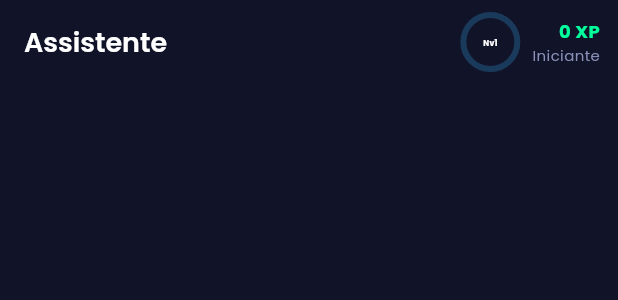
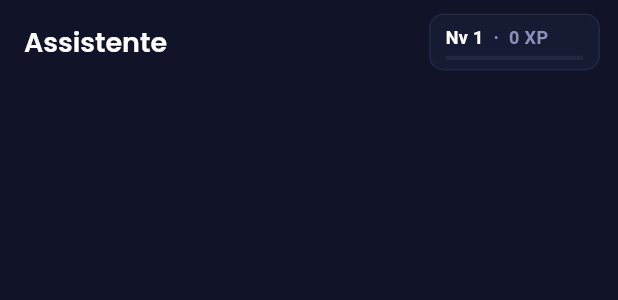
Before and after one commit to omateusborba/Level30-Flutter, a Flutter app: the Level30AppBar widget shown alone on an empty page, opened directly, on a phone screen of 412 x 824 dp. Shown: the top 300 px of the screen. Run offline on Flutter 3.47's test engine with Material 3 defaults, Android fonts, the phone set to English and light mode, and no system bars; our stand-ins replace flutter_animate, flutter_local_notifications, flutter_map, flutter_secure_storage, geolocator, google_fonts and 6 more; accounts and stored records are empty; network calls fail; statements that could not run were skipped.

Commit message:
design(flutter): header — LevelChip no lugar do anel minúsculo, sem botão de voltar
Level30AppBar: automaticallyImplyLeading false (Home é raiz). O anel de 40px que
não comportava "Nv1" vira um chip "Nv 1 · 10 XP" com barra de progresso de 3px.

Co-Authored-By: Claude Sonnet 5 <noreply@anthropic.com>

```diff
--- a/lib/presentation/widgets/level30_app_bar.dart
+++ b/lib/presentation/widgets/level30_app_bar.dart
@@ -1,9 +1,7 @@
 import 'package:flutter/material.dart';
 import 'package:google_fonts/google_fonts.dart';
-import 'package:provider/provider.dart';
 import '../../core/constants/app_colors.dart';
-import '../../domain/provider/user_provider.dart';
-import 'xp_progress_ring.dart';
+import 'level_chip.dart';
 
 class Level30AppBar extends StatelessWidget implements PreferredSizeWidget {
   final String title;
@@ -18,7 +16,10 @@ class Level30AppBar extends StatelessWidget implements PreferredSizeWidget {
   Widget build(BuildContext context) {
     return AppBar(
       backgroundColor: AppColors.surface,
+      surfaceTintColor: Colors.transparent,
       elevation: 0,
+      automaticallyImplyLeading: false,
+      titleSpacing: 16,
       title: Text(
         title,
         style: GoogleFonts.poppins(
@@ -28,44 +29,12 @@ class Level30AppBar extends StatelessWidget implements PreferredSizeWidget {
         ),
       ),
       actions: [
-        Consumer<UserProvider>(
-          builder: (_, up, __) => Padding(
-            padding: const EdgeInsets.only(right: 12),
-            child: Row(
-              children: [
-                XPProgressRing(
-                  progress: up.profile.xpProgress,
-                  centerLabel: 'Nv${up.profile.level}',
-                  size: 40,
-                  strokeWidth: 4,
-                ),
-                const SizedBox(width: 8),
-                Column(
-                  mainAxisAlignment: MainAxisAlignment.center,
-                  crossAxisAlignment: CrossAxisAlignment.end,
-                  children: [
-                    Text(
-                      '${up.profile.totalXp} XP',
-                      style: GoogleFonts.poppins(
-                        color: AppColors.accent,
-                        fontSize: 12,
-                        fontWeight: FontWeight.w700,
-                      ),
-                    ),
-                    Text(
-                      up.profile.rankTitle,
-                      style: GoogleFonts.poppins(
-                        color: AppColors.textSecond,
-                        fontSize: 10,
-                      ),
-                    ),
-                  ],
-                ),
-              ],
-            ),
-          ),
+        const Padding(
+          padding: EdgeInsets.only(right: 8),
+          child: Center(child: LevelChip()),
         ),
         ...?actions,
+        const SizedBox(width: 4),
       ],
     );
   }
--- /dev/null
+++ b/lib/presentation/widgets/level_chip.dart
@@ -0,0 +1,56 @@
+import 'package:flutter/material.dart';
+import 'package:google_fonts/google_fonts.dart';
+import 'package:provider/provider.dart';
+import '../../core/constants/app_colors.dart';
+import '../../domain/provider/user_provider.dart';
+
+/// Chip compacto de nível/XP para o header — substitui o anel minúsculo, que
+/// não comportava o texto "Nv1". Barra de progresso fina abaixo.
+class LevelChip extends StatelessWidget {
+  const LevelChip({super.key});
+
+  @override
+  Widget build(BuildContext context) {
+    final p = context.watch<UserProvider>().profile;
+    return Container(
+      padding: const EdgeInsets.symmetric(horizontal: 10, vertical: 6),
+      decoration: BoxDecoration(
+        color: AppColors.surface2,
+        borderRadius: BorderRadius.circular(10),
+        border: Border.all(color: AppColors.border),
+      ),
+      child: Column(
+        mainAxisSize: MainAxisSize.min,
+        crossAxisAlignment: CrossAxisAlignment.start,
+        children: [
+          Text.rich(
+            TextSpan(
+              style: GoogleFonts.poppins(fontSize: 12, fontWeight: FontWeight.w600),
+              children: [
+                TextSpan(
+                    text: 'Nv ${p.level}',
+                    style: const TextStyle(color: AppColors.textPrimary)),
+                TextSpan(
+                    text: '  ·  ${p.totalXp} XP',
+                    style: const TextStyle(color: AppColors.textSecond)),
+              ],
+            ),
+          ),
+          const SizedBox(height: 4),
+          ClipRRect(
+            borderRadius: BorderRadius.circular(2),
+            child: SizedBox(
+              width: 92,
+              height: 3,
+              child: LinearProgressIndicator(
+                value: p.xpProgress,
+                backgroundColor: AppColors.border,
+                valueColor: const AlwaysStoppedAnimation(AppColors.accent),
+              ),
+            ),
+          ),
+        ],
+      ),
+    );
+  }
+}
```
